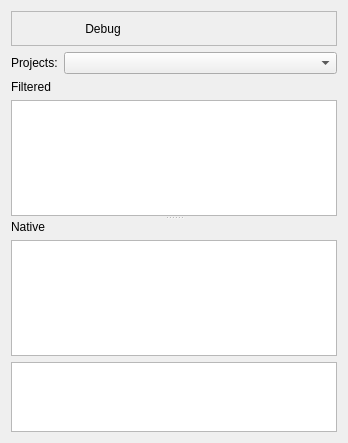
Above: v2/branches/xupmanager/gui/XUPProjectManager.ui from testmana2/mks before the change. Below: the same form after it.
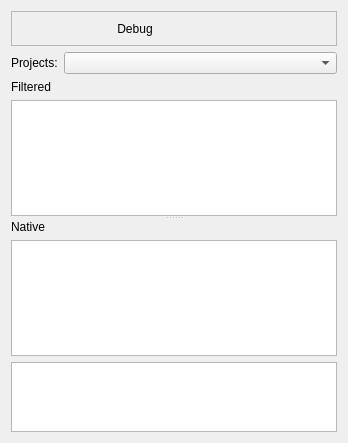
That is the form after the change.

Commit message: Add a new action for editing project ( qmake simple editor )

```diff
--- a/v2/branches/xupmanager/gui/XUPProjectManager.ui
+++ b/v2/branches/xupmanager/gui/XUPProjectManager.ui
@@ -54,6 +54,19 @@
         </property>
        </widget>
       </item>
+      <item>
+       <widget class="QToolButton" name="tbEdit" >
+        <property name="iconSize" >
+         <size>
+          <width>22</width>
+          <height>22</height>
+         </size>
+        </property>
+        <property name="autoRaise" >
+         <bool>true</bool>
+        </property>
+       </widget>
+      </item>
       <item>
        <widget class="QToolButton" name="tbDebug" >
         <property name="text" >
```
The commit also changes 2 other files.
